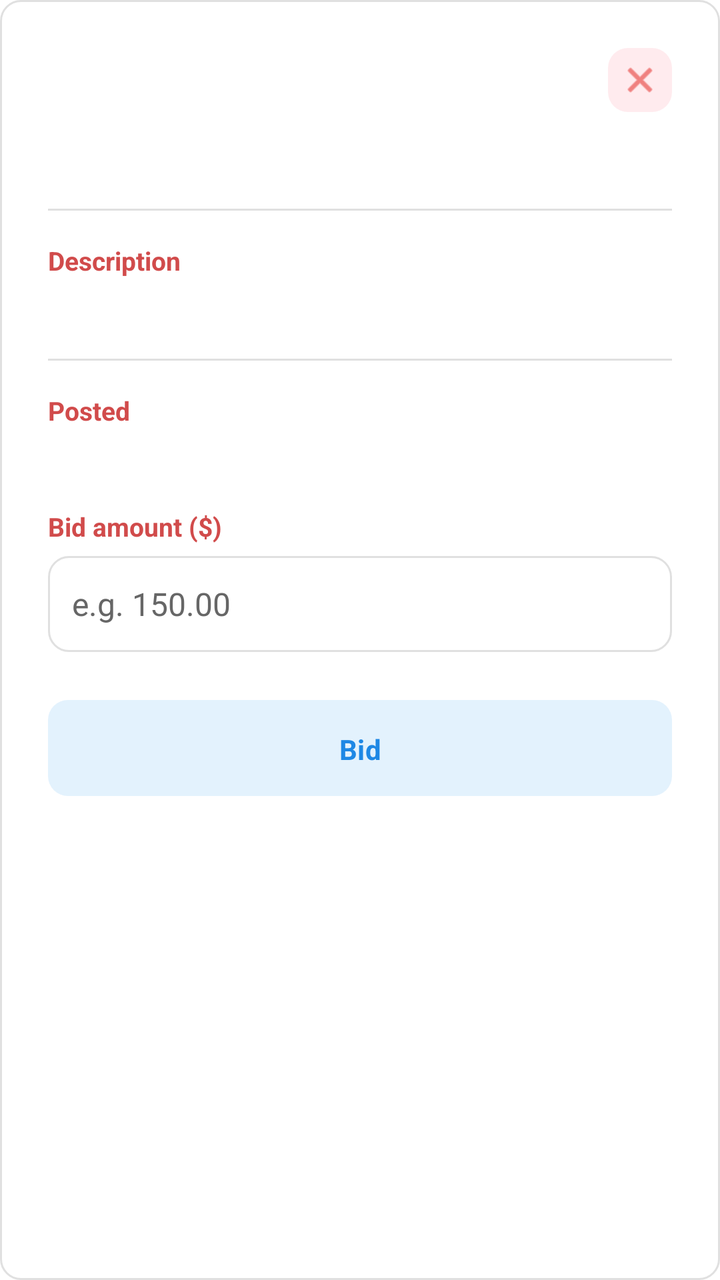
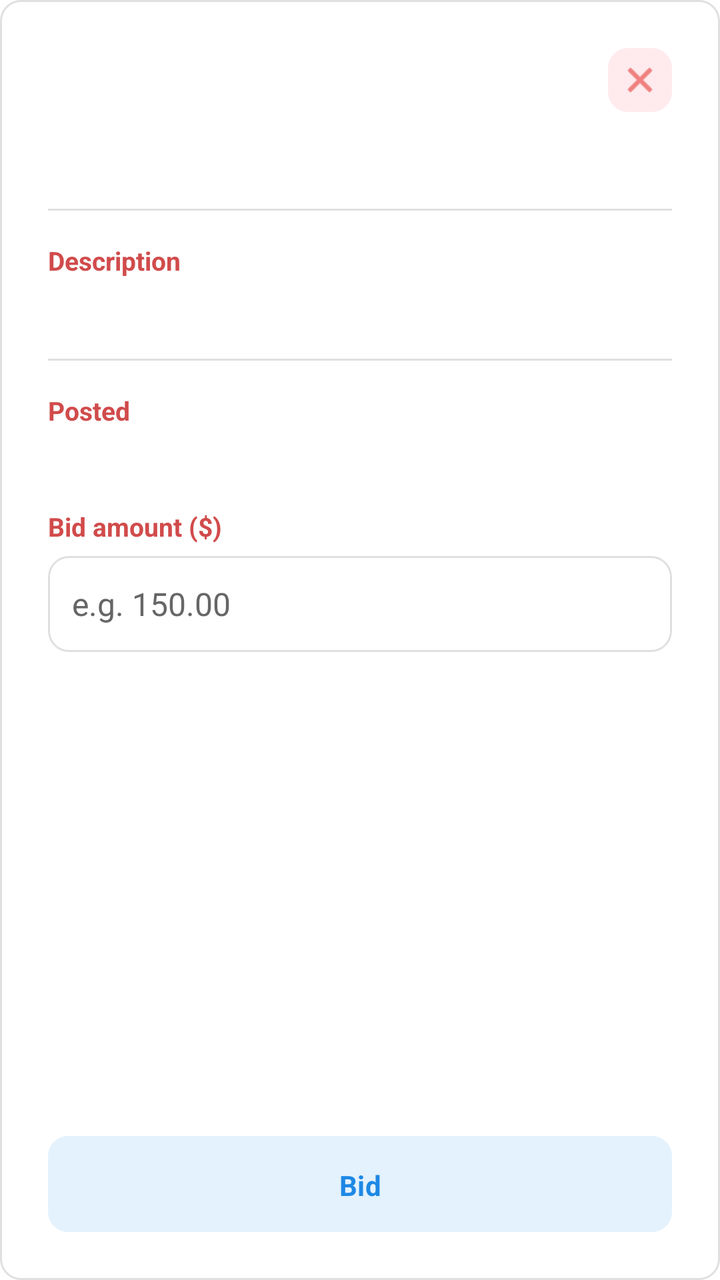

Compare the two renders of this Android layout. The source of the first and the diff that turns it into the second are given below.
<!-- AndroidManifest.xml: application theme Theme.G08 -->
<!-- res/layout/dialog_bidding_detail.xml -->
<?xml version="1.0" encoding="utf-8"?>
<LinearLayout xmlns:android="http://schemas.android.com/apk/res/android"
    xmlns:app="http://schemas.android.com/apk/res-auto"
    android:layout_width="match_parent"
    android:layout_height="wrap_content"
    android:orientation="vertical"
    android:background="@drawable/edittext_bordered"
    android:padding="24dp">


    <FrameLayout
        android:layout_width="match_parent"
        android:layout_height="wrap_content">

        <TextView
            android:id="@+id/dialogRequestTitle"
            android:layout_width="match_parent"
            android:layout_height="wrap_content"
            android:layout_marginEnd="40dp"
            android:layout_gravity="center_vertical"
            android:textColor="@color/main_netural_color"
            android:textSize="20sp"
            android:textStyle="bold" />

        <ImageButton
            android:id="@+id/dialogCloseIcon"
            android:layout_width="32dp"
            android:layout_height="32dp"
            android:layout_gravity="end|center_vertical"
            android:background="@drawable/bg_close_icon"
            android:contentDescription="@string/request_detail_close"
            android:scaleType="centerInside"
            android:padding="6dp"
            app:srcCompat="@android:drawable/ic_menu_close_clear_cancel"
            app:tint="@color/light_red_icon" />
    </FrameLayout>


    <TextView
        android:id="@+id/dialogRequestStatus"
        android:layout_width="wrap_content"
        android:layout_height="wrap_content"
        android:layout_marginTop="8dp"
        android:paddingHorizontal="12dp"
        android:paddingVertical="4dp"
        android:textColor="@color/white"
        android:textSize="12sp"
        android:textStyle="bold" />


    <View
        android:layout_width="match_parent"
        android:layout_height="1dp"
        android:layout_marginVertical="16dp"
        android:background="@color/input_border_light_grey" />


    <TextView
        android:layout_width="wrap_content"
        android:layout_height="wrap_content"
        android:text="@string/request_detail_label_description"
        android:textColor="@color/main_cust_color_legacy"
        android:textSize="13sp"
        android:textStyle="bold" />

    
    <TextView
        android:id="@+id/dialogRequestBody"
        android:layout_width="match_parent"
        android:layout_height="wrap_content"
        android:layout_marginTop="4dp"
        android:textColor="@color/main_netural_color"
        android:textSize="15sp"
        android:lineSpacingMultiplier="1.3" />


    <View
        android:layout_width="match_parent"
        android:layout_height="1dp"
        android:layout_marginVertical="16dp"
        android:background="@color/input_border_light_grey" />


    <TextView
        android:layout_width="wrap_content"
        android:layout_height="wrap_content"
        android:text="@string/request_detail_label_posted"
        android:textColor="@color/main_cust_color_legacy"
        android:textSize="13sp"
        android:textStyle="bold" />


    <TextView
        android:id="@+id/dialogRequestTime"
        android:layout_width="match_parent"
        android:layout_height="wrap_content"
        android:layout_marginTop="4dp"
        android:textColor="@color/main_netural_color"
        android:textSize="15sp" />


    <TextView
        android:layout_width="wrap_content"
        android:layout_height="wrap_content"
        android:layout_marginTop="16dp"
        android:text="@string/bid_amount_label"
        android:textColor="@color/main_cust_color_legacy"
        android:textSize="13sp"
        android:textStyle="bold" />


    <EditText
        android:id="@+id/dialogBidAmountInput"
        android:layout_width="match_parent"
        android:layout_height="wrap_content"
        android:layout_marginTop="6dp"
        android:background="@drawable/edittext_bordered"
        android:hint="@string/bid_amount_hint"
        android:importantForAutofill="no"
        android:inputType="numberDecimal"
        android:minHeight="48dp"
        android:padding="12dp"
        android:textColorHint="#666666"
        android:textSize="16sp" />


    <Button
        android:id="@+id/dialogBidButton"
        android:layout_width="match_parent"
        android:layout_height="48dp"
        android:layout_marginTop="24dp"
        android:text="@string/bid"
        android:textColor="@color/light_blue_text"
        android:textSize="14sp"
        android:textStyle="bold"
        android:insetTop="0dp"
        android:insetBottom="0dp"
        app:backgroundTint="@color/light_blue"
        app:cornerRadius="10dp" />

</LinearLayout>
<!-- resources referenced by this layout -->
<resources>
  <color name="input_border_light_grey">#E0E0E0</color>
  <color name="light_blue">#E3F2FD</color>
  <color name="light_blue_text">#1E88E5</color>
  <color name="light_red_icon">#E53935</color>
  <color name="main_cust_color_legacy">#D14B4B</color>
  <color name="main_netural_color">#424242</color>
  <color name="white">#FFFFFFFF</color>
  <!-- drawable bg_close_icon (drawable) -->
  <?xml version="1.0" encoding="utf-8"?>
  <shape xmlns:android="http://schemas.android.com/apk/res/android"
      android:shape="rectangle">
      <solid android:color="@color/light_red" />
      <corners android:radius="10dp" />
  </shape>
  <!-- drawable edittext_bordered (drawable) -->
  <?xml version="1.0" encoding="utf-8"?>
  <shape xmlns:android="http://schemas.android.com/apk/res/android"
      android:shape="rectangle">
      <solid android:color="@color/white" />
      <stroke
          android:width="1dp"
          android:color="@color/input_border_light_grey" />
      <corners android:radius="10dp" />
  </shape>
  <string name="bid">Bid</string>
  <string name="bid_amount_hint">e.g. 150.00</string>
  <string name="bid_amount_label">Bid amount ($)</string>
  <string name="request_detail_close">Close</string>
  <string name="request_detail_label_description">Description</string>
  <string name="request_detail_label_posted">Posted</string>
  <style name="Theme.G08" parent="Base.Theme.G08" />
  <color name="light_red">#FFEBEE</color>
  <style name="Base.Theme.G08" parent="Theme.Material3.DayNight.NoActionBar">
          
          
          <item name="android:windowBackground">@color/cardview_light_background</item>
          <item name="android:fontFamily">sans-serif</item>
          <item name="materialButtonStyle">@style/Widget.G08.Button</item>
          <item name="editTextStyle">@style/Widget.G08.EditText</item>
      </style>
  <style name="Widget.G08.Button" parent="Widget.Material3.Button">
          <item name="cornerRadius">@dimen/button_corner_radius</item>
          <item name="android:paddingTop">@dimen/button_vertical_padding</item>
          <item name="android:paddingBottom">@dimen/button_vertical_padding</item>
          <item name="android:textStyle">bold</item>
          <item name="android:layout_marginTop">@dimen/button_vertical_margin</item>
          <item name="android:layout_marginBottom">@dimen/button_vertical_margin</item>
      </style>
  <style name="Widget.G08.EditText" parent="Widget.AppCompat.EditText">
          <item name="android:background">@drawable/edittext_bordered</item>
          <item name="android:padding">12dp</item>
      </style>
  <dimen name="button_corner_radius">10dp</dimen>
  <dimen name="button_vertical_padding">15dp</dimen>
  <dimen name="button_vertical_margin">10dp</dimen>
</resources>

<!-- the commit's change to res/layout/dialog_bidding_detail.xml (unified diff, before → after) -->
@@ -2,11 +2,23 @@
 <LinearLayout xmlns:android="http://schemas.android.com/apk/res/android"
     xmlns:app="http://schemas.android.com/apk/res-auto"
     android:layout_width="match_parent"
-    android:layout_height="wrap_content"
+    android:layout_height="match_parent"
     android:orientation="vertical"
     android:background="@drawable/edittext_bordered"
     android:padding="24dp">
 
+    <ScrollView
+        android:id="@+id/dialogScrollView"
+        android:layout_width="match_parent"
+        android:layout_height="0dp"
+        android:layout_weight="1"
+        android:fillViewport="false"
+        android:overScrollMode="ifContentScrolls">
+
+        <LinearLayout
+            android:layout_width="match_parent"
+            android:layout_height="wrap_content"
+            android:orientation="vertical">
 
     <FrameLayout
         android:layout_width="match_parent"
@@ -73,6 +85,16 @@
         android:textSize="15sp"
         android:lineSpacingMultiplier="1.3" />
 
+    <TextView
+        android:id="@+id/dialogShowMoreButton"
+        android:layout_width="wrap_content"
+        android:layout_height="wrap_content"
+        android:text="Show more"
+        android:textSize="13sp"
+        android:textStyle="bold"
+        android:textColor="@color/main_cust_color_legacy"
+        android:layout_marginTop="1dp"
+        android:visibility="gone" />
 
     <View
         android:layout_width="match_parent"
@@ -123,12 +145,14 @@
         android:textColorHint="#666666"
         android:textSize="16sp" />
 
+        </LinearLayout>
+    </ScrollView>
 
     <Button
         android:id="@+id/dialogBidButton"
         android:layout_width="match_parent"
         android:layout_height="48dp"
-        android:layout_marginTop="24dp"
+        android:layout_marginTop="16dp"
         android:text="@string/bid"
         android:textColor="@color/light_blue_text"
         android:textSize="14sp"
